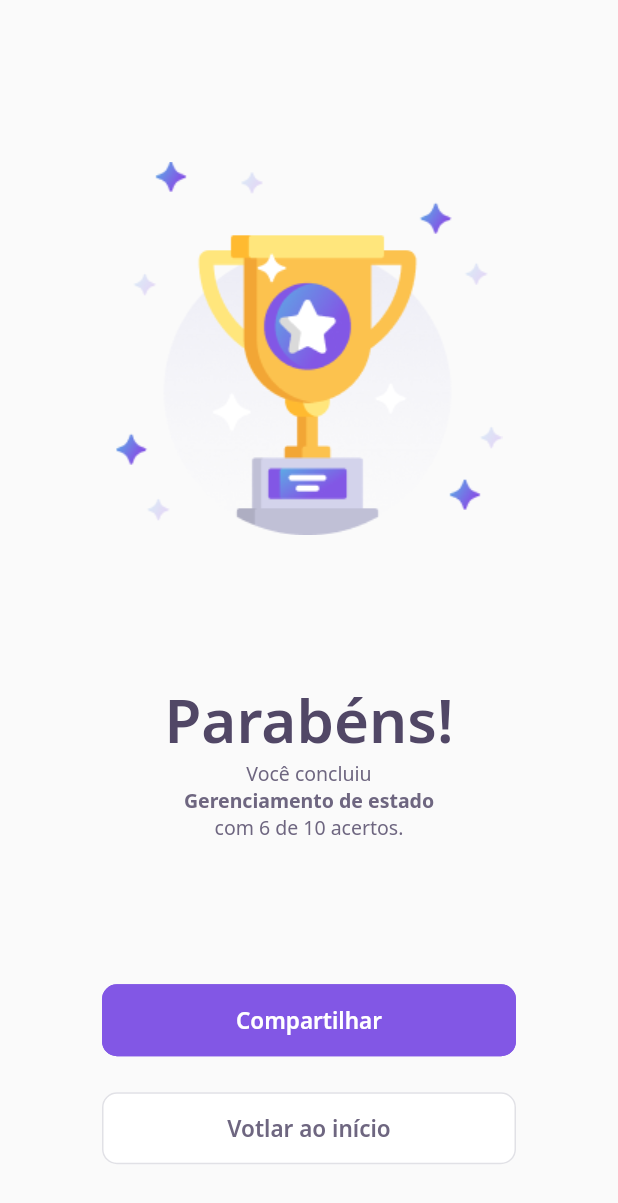
After one commit to HERuppel/nlw5-flutter, a Flutter app: the ResultPage screen opened directly, on a phone screen of 412 x 824 dp. The commit adds this screen. Shown: the top 1203 px of the screen. Run offline on Flutter 3.47's test engine with Material 2 defaults, Android fonts, the light colour scheme and no system bars; our stand-ins replace google_fonts; accounts and stored records are empty; network calls fail.

Commit message:
feat(result): completed visually result page

```diff
--- a/lib/challenge/challenge_page.dart
+++ b/lib/challenge/challenge_page.dart
@@ -3,6 +3,7 @@ import 'package:nlw5/challenge/challenge_controller.dart';
 import 'package:nlw5/challenge/widgets/next_button/next_button_widget.dart';
 import 'package:nlw5/challenge/widgets/question_indicator/question_indicator_widget.dart';
 import 'package:nlw5/challenge/widgets/quiz/quiz_widget.dart';
+import 'package:nlw5/result/result_page.dart';
 import 'package:nlw5/shared/models/question_model.dart';
 
 class ChallengePage extends StatefulWidget {
@@ -84,7 +85,10 @@ class _ChallengePageState extends State<ChallengePage> {
                                 child: NextButtonWidget.green(
                               label: "Confirmar",
                               onTap: () {
-                                Navigator.pop(context);
+                                Navigator.push(
+                                    context,
+                                    MaterialPageRoute(
+                                        builder: (context) => ResultPage()));
                               },
                             )),
                         ],
--- a/lib/challenge/widgets/next_button/next_button_widget.dart
+++ b/lib/challenge/widgets/next_button/next_button_widget.dart
@@ -30,6 +30,13 @@ class NextButtonWidget extends StatelessWidget {
         this.borderColor = AppColors.border,
         this.onTap = onTap;
 
+  NextButtonWidget.purple({required String label, required VoidCallback onTap})
+      : this.backgroundColor = AppColors.purple,
+        this.fontColor = AppColors.white,
+        this.label = label,
+        this.borderColor = AppColors.purple,
+        this.onTap = onTap;
+
   @override
   Widget build(BuildContext context) {
     return Container(
--- /dev/null
+++ b/lib/result/result_page.dart
@@ -0,0 +1,76 @@
+import 'package:flutter/material.dart';
+import 'package:nlw5/challenge/widgets/next_button/next_button_widget.dart';
+import 'package:nlw5/core/app_images.dart';
+import 'package:nlw5/core/app_text_styles.dart';
+
+class ResultPage extends StatelessWidget {
+  @override
+  Widget build(BuildContext context) {
+    return Scaffold(
+        body: Container(
+      padding: EdgeInsets.only(top: 60),
+      width: double.maxFinite,
+      child: Column(
+        mainAxisAlignment: MainAxisAlignment.spaceAround,
+        crossAxisAlignment: CrossAxisAlignment.center,
+        children: [
+          Image.asset(AppImages.trophy),
+          Column(
+            children: [
+              Text(
+                "Parabéns!",
+                style: AppTextStyles.heading40,
+              ),
+              Text.rich(
+                TextSpan(
+                    text: "Você concluiu",
+                    style: AppTextStyles.body,
+                    children: [
+                      TextSpan(
+                        text: "\nGerenciamento de estado",
+                        style: AppTextStyles.bodyBold,
+                      ),
+                      TextSpan(
+                        text: "\ncom 6 de 10 acertos.",
+                        style: AppTextStyles.body,
+                      ),
+                    ]),
+                textAlign: TextAlign.center,
+              ),
+            ],
+          ),
+          Column(
+            children: [
+              Row(
+                children: [
+                  Expanded(
+                      child: Padding(
+                    padding: const EdgeInsets.symmetric(horizontal: 68),
+                    child: NextButtonWidget.purple(
+                        label: "Compartilhar", onTap: () {}),
+                  )),
+                ],
+              ),
+              SizedBox(
+                height: 24,
+              ),
+              Row(
+                children: [
+                  Expanded(
+                      child: Padding(
+                    padding: const EdgeInsets.symmetric(horizontal: 68),
+                    child: NextButtonWidget.white(
+                        label: "Votlar ao início",
+                        onTap: () {
+                          Navigator.pop(context);
+                        }),
+                  )),
+                ],
+              )
+            ],
+          )
+        ],
+      ),
+    ));
+  }
+}
```
